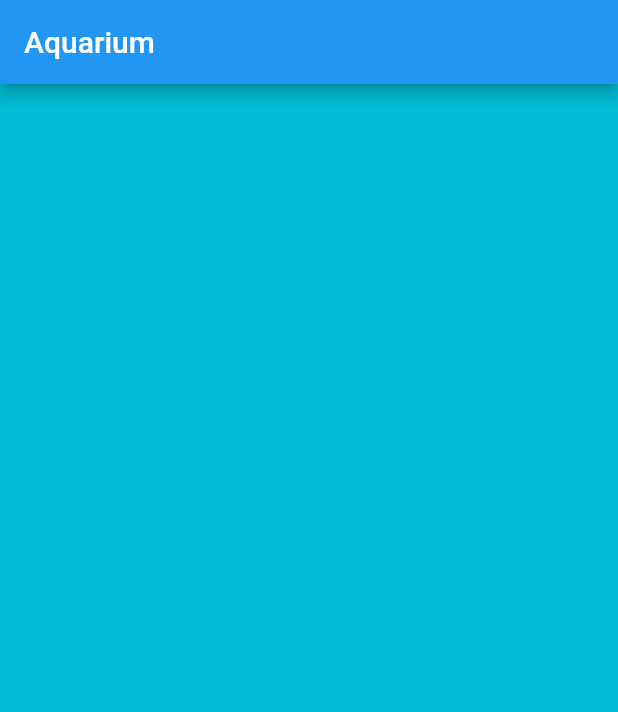
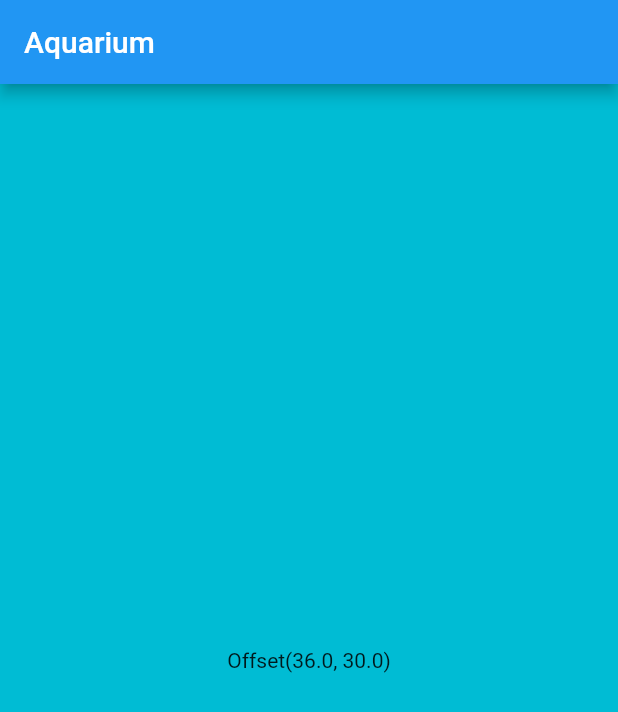
Before and after one commit to PashkovAnatoly/Aquarium, a Flutter app: the screen it shows after launch, on a phone screen of 412 x 824 dp. Shown: the top 712 px of the screen. Run offline on Flutter 3.47's test engine with Material 2 defaults, Android fonts, the phone set to English and light mode, and no system bars.

Commit message:
start stream

```diff
--- a/lib/fish.dart
+++ b/lib/fish.dart
@@ -1,5 +1,7 @@
 import 'package:flutter/material.dart';
 import 'dart:math';
+import 'dart:async';
+import 'dart:io';
 
 class Fish {
   Rect rect;
@@ -19,7 +21,7 @@ class FishManager {
   FishManager() {
     for (var i = 0; i < 10; i++) {
       var rng = new Random();
-      int size = rng.nextInt(5);
+      int size = rng.nextInt(4) + 1;
       var tmpRect = Offset(
           rng.nextBool() ? rng.nextInt(180).toDouble() : rng.nextInt(180) *
               (-1.0),
@@ -29,31 +31,62 @@ class FishManager {
       fishList.add(new Fish(tmpRect, false, size));
     }
   }
+  List get getFishList {
+    return fishList;
+  }
+}
+
+class MovingFish extends StatelessWidget{
+  @override
+  Widget build(BuildContext context) {
+    return StreamBuilder(
+      stream: _move(Offset(0.0, 0.0) & Size(60.0, 30.0)),
+      builder: (BuildContext context, AsyncSnapshot snapshot) {
+        return Center(
+          child: Text(
+              snapshot.data.bottomCenter.toString()
+          )
+        );
+      },
+    );
+  }
+}
+Stream<Rect> _move(Rect rect) async*{
+  yield* Stream.periodic(
+      Duration(seconds: 1),
+          (int a){
+        return rect.shift(Offset(a.toDouble(), 0.0));
+      }
+  );
 }
 
 class FishPainter extends CustomPainter{
   Paint _paint;
+  FishManager manager;
 
   FishPainter() {
     _paint = Paint()
       ..color = Colors.black
       ..strokeCap = StrokeCap.round
       ..strokeWidth = 5.0;
+    manager = new FishManager();
   }
 
   @override
   void paint(Canvas canvas, Size size) {
+    print("paint");
 
-  FishManager manager = new FishManager();
-  List list = manager.fishList;
+    List list = manager.getFishList;
     for (var i = 0; i < list.length; i++) {
       canvas.drawRect(list[i].rect, _paint);
     }
   }
 
   @override
-  bool shouldRepaint(CustomPainter oldDelegate) {
+  bool shouldRepaint(FishPainter oldDelegate) {
     // TODO: implement shouldRepaint
+    print("repaint");
+    //manager.move(manager.getFishList.first);
     return true;
   }
 
--- a/lib/main.dart
+++ b/lib/main.dart
@@ -25,9 +25,7 @@ class AquariumAppPage extends StatelessWidget {
       ),
       backgroundColor: Colors.cyan,
       body: Center(
-        child: CustomPaint(
-          painter: FishPainter(),
-        ),
+        child: MovingFish()
       )
       );
   }
```
